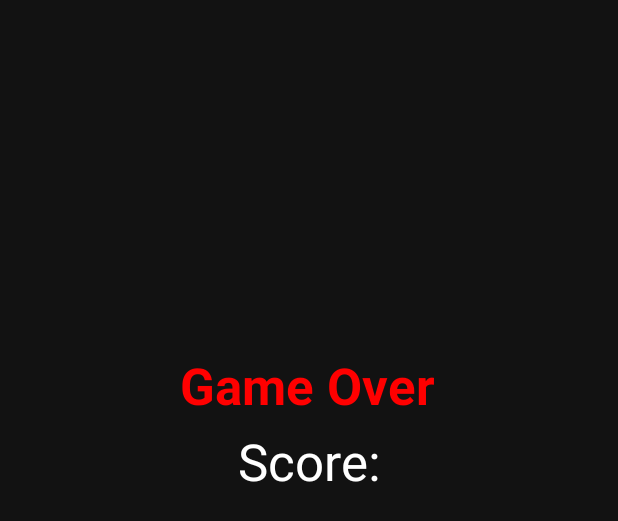
After one commit to N48LL/material, an Android app: the layout game_over.xml on its own in the app's theme, with its tools: preview values and no code run, on a phone screen of 412 x 824 dp. The commit adds this screen. Shown: the top 521 px of the screen. Run offline under Robolectric (Android 15) with nearby library versions, the phone set to English and light mode, and no system bars.

Commit message:
New Score View

```diff
--- /dev/null
+++ b/app/src/main/res/layout/game_over.xml
@@ -0,0 +1,36 @@
+<?xml version="1.0" encoding="utf-8"?>
+<androidx.constraintlayout.widget.ConstraintLayout xmlns:android="http://schemas.android.com/apk/res/android"
+    xmlns:app="http://schemas.android.com/apk/res-auto"
+    xmlns:tools="http://schemas.android.com/tools"
+    android:layout_width="match_parent"
+    android:layout_height="match_parent">
+
+    <TextView
+        android:id="@+id/txt_gameover"
+        android:layout_width="wrap_content"
+        android:layout_height="wrap_content"
+        android:padding="5sp"
+        android:text="@string/game_over"
+        android:textColor="@color/red"
+        android:textSize="34sp"
+        android:textStyle="bold"
+        app:layout_constraintBottom_toBottomOf="parent"
+        app:layout_constraintEnd_toEndOf="parent"
+        app:layout_constraintHorizontal_bias="0.497"
+        app:layout_constraintStart_toStartOf="parent"
+        app:layout_constraintTop_toTopOf="parent"
+        app:layout_constraintVertical_bias="0.298" />
+
+    <TextView
+        android:id="@+id/txt_score"
+        android:layout_width="wrap_content"
+        android:layout_height="wrap_content"
+        android:text="@string/txt_score"
+        android:textColor="@color/white"
+
+        android:textSize="34sp"
+        app:layout_constraintEnd_toEndOf="parent"
+        app:layout_constraintHorizontal_bias="0.501"
+        app:layout_constraintStart_toStartOf="parent"
+        app:layout_constraintTop_toBottomOf="@+id/txt_gameover" />
+</androidx.constraintlayout.widget.ConstraintLayout>
```
Also changed, not shown: app/src/main/java/com/example/material/GameActivity.java (+25 -11 lines).
